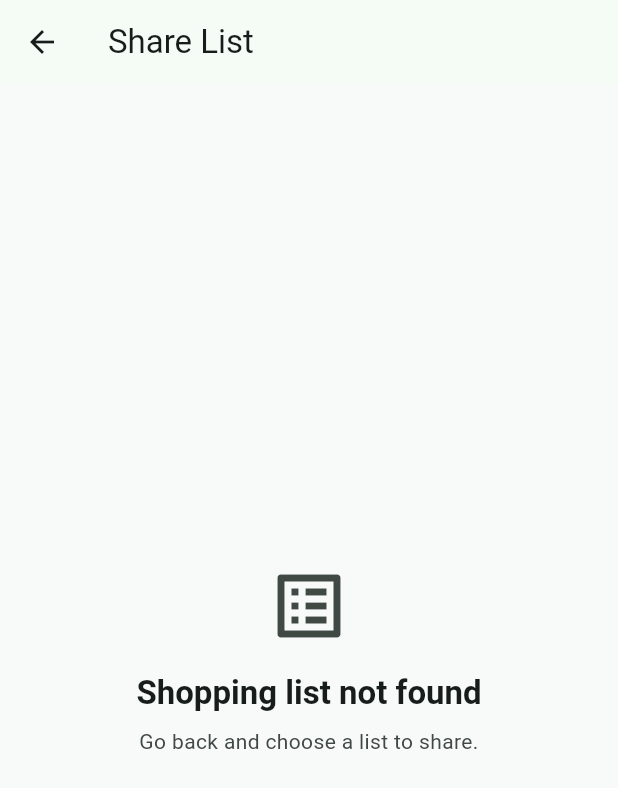
After one commit to zuraiz-01/shop-inglistapp, a Flutter app: the ShareListScreen screen opened by its route, on a phone screen of 412 x 824 dp. The commit adds this screen. Shown: the top 788 px of the screen. Run offline on Flutter 3.47's test engine with Material 3 defaults, Android fonts, the phone set to English and light mode, and no system bars; our stand-ins replace cloud_firestore, firebase_auth, firebase_core; accounts and stored records are empty.

Commit message:
Implement shopping list sharing by email

```diff
--- a/lib/app.dart
+++ b/lib/app.dart
@@ -13,6 +13,7 @@ import 'features/shopping_lists/providers/shopping_lists_provider.dart';
 import 'features/shopping_lists/screens/create_list_screen.dart';
 import 'features/shopping_lists/screens/home_screen.dart';
 import 'features/shopping_lists/screens/list_detail_screen.dart';
+import 'features/shopping_lists/screens/share_list_screen.dart';
 
 class ShoppingListApp extends StatelessWidget {
   const ShoppingListApp({super.key});
@@ -44,6 +45,7 @@ class ShoppingListApp extends StatelessWidget {
           AppRoutes.home: (_) => const HomeScreen(),
           AppRoutes.createList: (_) => const CreateListScreen(),
           AppRoutes.listDetail: (_) => const ListDetailScreen(),
+          AppRoutes.shareList: (_) => const ShareListScreen(),
           AppRoutes.profile: (_) => const ProfileScreen(),
         },
       ),
--- a/lib/core/constants/app_routes.dart
+++ b/lib/core/constants/app_routes.dart
@@ -7,5 +7,6 @@ class AppRoutes {
   static const home = '/home';
   static const createList = '/lists/create';
   static const listDetail = '/lists/detail';
+  static const shareList = '/lists/share';
   static const profile = '/profile';
 }
--- a/lib/features/auth/services/auth_service.dart
+++ b/lib/features/auth/services/auth_service.dart
@@ -134,6 +134,7 @@ class AuthService {
       'uid': user.uid,
       'name': name,
       'email': user.email,
+      'emailLower': user.email?.toLowerCase(),
       'photoUrl': user.photoURL,
       'createdAt': FieldValue.serverTimestamp(),
       'updatedAt': FieldValue.serverTimestamp(),
--- /dev/null
+++ b/lib/features/shopping_lists/screens/share_list_screen.dart
@@ -0,0 +1,310 @@
+import 'package:flutter/material.dart';
+import 'package:provider/provider.dart';
+
+import '../../auth/providers/auth_provider.dart';
+import '../models/shopping_list_model.dart';
+import '../providers/shopping_lists_provider.dart';
+
+class ShareListScreen extends StatefulWidget {
+  const ShareListScreen({super.key});
+
+  @override
+  State<ShareListScreen> createState() => _ShareListScreenState();
+}
+
+class _ShareListScreenState extends State<ShareListScreen> {
+  final _formKey = GlobalKey<FormState>();
+  final _emailController = TextEditingController();
+
+  String _permission = 'viewer';
+  bool _didReadArguments = false;
+  bool _shareSucceeded = false;
+  ShoppingListModel? _list;
+
+  @override
+  void didChangeDependencies() {
+    super.didChangeDependencies();
+
+    if (_didReadArguments) {
+      return;
+    }
+
+    _didReadArguments = true;
+    final args = ModalRoute.of(context)?.settings.arguments;
+    final provider = context.read<ShoppingListsProvider>();
+
+    if (args is ShoppingListModel) {
+      _list = args;
+      return;
+    }
+
+    if (args is String && args.isNotEmpty) {
+      for (final list in provider.lists) {
+        if (list.id == args) {
+          _list = list;
+          return;
+        }
+      }
+    }
+
+    _list = provider.selectedList;
+  }
+
+  @override
+  void dispose() {
+    _emailController.dispose();
+    super.dispose();
+  }
+
+  @override
+  Widget build(BuildContext context) {
+    final colorScheme = Theme.of(context).colorScheme;
+    final currentUser = context.watch<AuthProvider>().currentUser;
+    final list = _list;
+    final isOwner = list != null && currentUser?.uid == list.ownerId;
+
+    return Scaffold(
+      appBar: AppBar(title: const Text('Share List')),
+      body: SafeArea(
+        child: Center(
+          child: SingleChildScrollView(
+            padding: const EdgeInsets.all(24),
+            child: ConstrainedBox(
+              constraints: const BoxConstraints(maxWidth: 520),
+              child: Consumer<ShoppingListsProvider>(
+                builder: (context, shoppingListsProvider, _) {
+                  if (list == null) {
+                    return _MessageState(
+                      icon: Icons.list_alt_outlined,
+                      title: 'Shopping list not found',
+                      message: 'Go back and choose a list to share.',
+                    );
+                  }
+
+                  if (!isOwner) {
+                    return _MessageState(
+                      icon: Icons.lock_outline,
+                      title: 'Owner access required',
+                      message: 'Only the list owner can share this list.',
+                    );
+                  }
+
+                  return Form(
+                    key: _formKey,
+                    child: Column(
+                      crossAxisAlignment: CrossAxisAlignment.stretch,
+                      children: [
+                        Container(
+                          width: 64,
+                          height: 64,
+                          alignment: Alignment.center,
+                          decoration: BoxDecoration(
+                            color: colorScheme.primaryContainer,
+                            borderRadius: BorderRadius.circular(18),
+                          ),
+                          child: Icon(
+                            Icons.ios_share_outlined,
+                            size: 34,
+                            color: colorScheme.onPrimaryContainer,
+                          ),
+                        ),
+                        const SizedBox(height: 28),
+                        Text(
+                          'Share "${list.title}"',
+                          style: Theme.of(context).textTheme.headlineSmall
+                              ?.copyWith(fontWeight: FontWeight.w700),
+                        ),
+                        const SizedBox(height: 8),
+                        Text(
+                          'Add an existing app user by email and choose their access.',
+                          style: Theme.of(context).textTheme.bodyMedium
+                              ?.copyWith(color: colorScheme.onSurfaceVariant),
+                        ),
+                        const SizedBox(height: 28),
+                        TextFormField(
+                          controller: _emailController,
+                          enabled: !shoppingListsProvider.isLoading,
+                          keyboardType: TextInputType.emailAddress,
+                          textInputAction: TextInputAction.done,
+                          autofillHints: const [AutofillHints.email],
+                          decoration: const InputDecoration(
+                            labelText: 'User email',
+                            prefixIcon: Icon(Icons.mail_outline),
+                          ),
+                          validator: _validateEmail,
+                          onFieldSubmitted: (_) =>
+                              _submit(shoppingListsProvider, list),
+                        ),
+                        const SizedBox(height: 18),
+                        SegmentedButton<String>(
+                          segments: const [
+                            ButtonSegment(
+                              value: 'viewer',
+                              icon: Icon(Icons.visibility_outlined),
+                              label: Text('Viewer'),
+                            ),
+                            ButtonSegment(
+                              value: 'editor',
+                              icon: Icon(Icons.edit_outlined),
+                              label: Text('Editor'),
+                            ),
+                          ],
+                          selected: {_permission},
+                          onSelectionChanged: shoppingListsProvider.isLoading
+                              ? null
+                              : (selection) {
+                                  setState(() {
+                                    _permission = selection.first;
+                                  });
+                                },
+                        ),
+                        if (shoppingListsProvider.errorMessage != null) ...[
+                          const SizedBox(height: 16),
+                          Text(
+                            shoppingListsProvider.errorMessage!,
+                            style: TextStyle(color: colorScheme.error),
+                          ),
+                        ],
+                        if (_shareSucceeded) ...[
+                          const SizedBox(height: 16),
+                          Text(
+                            'List shared successfully.',
+                            style: TextStyle(color: colorScheme.primary),
+                          ),
+                        ],
+                        const SizedBox(height: 24),
+                        ElevatedButton(
+                          onPressed: shoppingListsProvider.isLoading
+                              ? null
+                              : () => _submit(shoppingListsProvider, list),
+                          child: shoppingListsProvider.isLoading
+                              ? const SizedBox(
+                                  width: 22,
+                                  height: 22,
+                                  child: CircularProgressIndicator(
+                                    strokeWidth: 2.5,
+                                  ),
+                                )
+                              : const Text('Share list'),
+                        ),
+                        const SizedBox(height: 12),
+                        OutlinedButton(
+                          onPressed: shoppingListsProvider.isLoading
+                              ? null
+                              : () => Navigator.pop(context),
+                          child: const Text('Cancel'),
+                        ),
+                      ],
+                    ),
+                  );
+                },
+              ),
+            ),
+          ),
+        ),
+      ),
+    );
+  }
+
+  Future<void> _submit(
+    ShoppingListsProvider shoppingListsProvider,
+    ShoppingListModel list,
+  ) async {
+    FocusScope.of(context).unfocus();
+    shoppingListsProvider.clearError();
+
+    if (!(_formKey.currentState?.validate() ?? false)) {
+      return;
+    }
+
+    setState(() {
+      _shareSucceeded = false;
+    });
+
+    await shoppingListsProvider.shareListByEmail(
+      listId: list.id,
+      email: _emailController.text,
+      permission: _permission,
+    );
+
+    if (!mounted) {
+      return;
+    }
+
+    if (shoppingListsProvider.errorMessage != null) {
+      _showSnackBar(shoppingListsProvider.errorMessage!);
+      return;
+    }
+
+    setState(() {
+      _shareSucceeded = true;
+    });
+    _showSnackBar('List shared successfully.');
+
+    await Future<void>.delayed(const Duration(milliseconds: 700));
+    if (mounted) {
+      Navigator.pop(context);
+    }
+  }
+
+  String? _validateEmail(String? value) {
+    final email = value?.trim() ?? '';
+
+    if (email.isEmpty) {
+      return 'Email is required.';
+    }
+
+    final emailPattern = RegExp(r'^[^\s@]+@[^\s@]+\.[^\s@]+$');
+    if (!emailPattern.hasMatch(email)) {
+      return 'Enter a valid email address.';
+    }
+
+    return null;
+  }
+
+  void _showSnackBar(String message) {
+    ScaffoldMessenger.of(context)
+      ..hideCurrentSnackBar()
+      ..showSnackBar(SnackBar(content: Text(message)));
+  }
+}
+
+class _MessageState extends StatelessWidget {
+  const _MessageState({
+    required this.icon,
+    required this.title,
+    required this.message,
+  });
+
+  final IconData icon;
+  final String title;
+  final String message;
+
+  @override
+  Widget build(BuildContext context) {
+    final colorScheme = Theme.of(context).colorScheme;
+
+    return Column(
+      mainAxisSize: MainAxisSize.min,
+      children: [
+        Icon(icon, size: 56, color: colorScheme.onSurfaceVariant),
+        const SizedBox(height: 16),
+        Text(
+          title,
+          textAlign: TextAlign.center,
+          style: Theme.of(
+            context,
+          ).textTheme.titleLarge?.copyWith(fontWeight: FontWeight.w700),
+        ),
+        const SizedBox(height: 8),
+        Text(
+          message,
+          textAlign: TextAlign.center,
+          style: Theme.of(
+            context,
+          ).textTheme.bodyMedium?.copyWith(color: colorScheme.onSurfaceVariant),
+        ),
+      ],
+    );
+  }
+}
```
Also changed, not shown: lib/features/shopping_lists/providers/shopping_lists_provider.dart (+17 -0 lines), lib/features/shopping_lists/screens/list_detail_screen.dart (+6 -1 lines), lib/features/shopping_lists/services/shopping_list_service.dart (+108 -0 lines), firebase.json (added), 2 other files.
